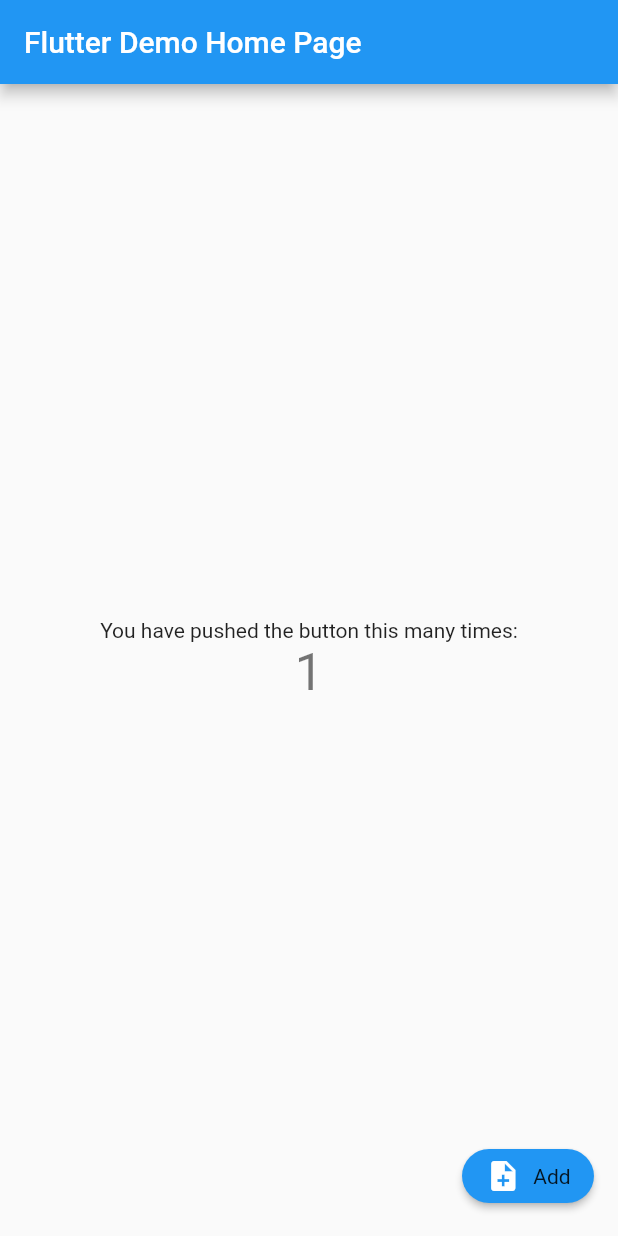
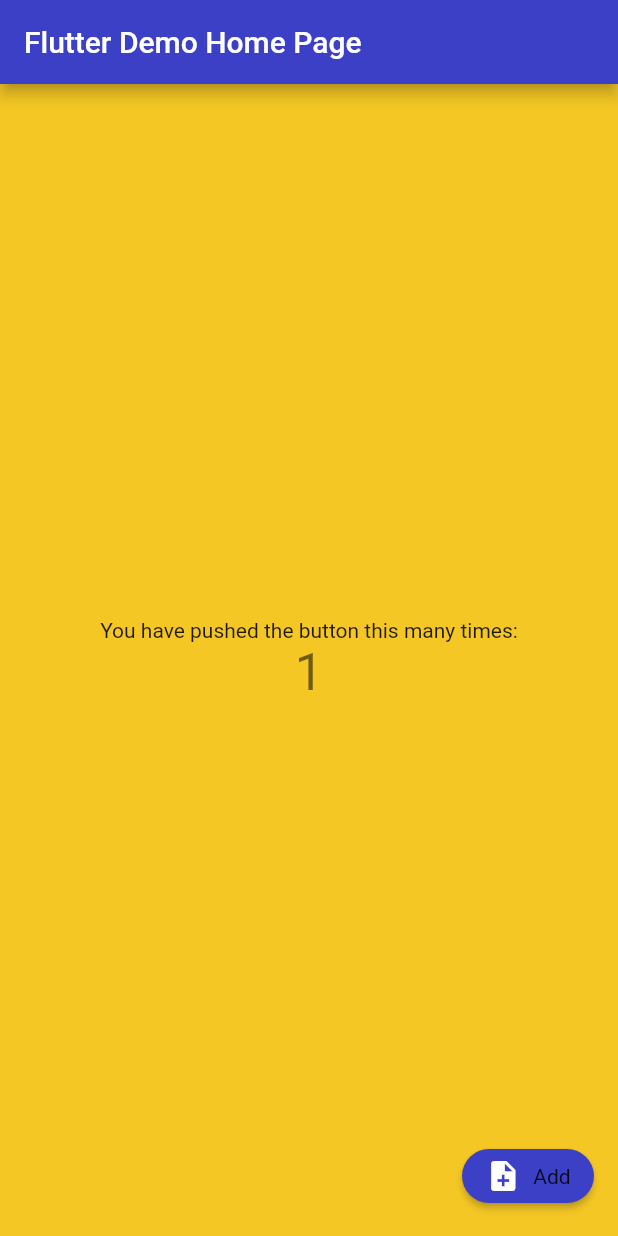
Before and after one commit to aditmodhvadia/notes_flutter, a Flutter app: the screen it shows after launch, after a tap on "Add", on a phone screen of 412 x 824 dp. Run offline on Flutter 3.47's test engine with Material 2 defaults, Android fonts, the phone set to English and light mode, and no system bars; our stand-ins replace shared_preferences.

```diff
--- a/lib/main.dart
+++ b/lib/main.dart
@@ -1,4 +1,5 @@
 import 'package:flutter/material.dart';
+import 'package:shared_preferences/shared_preferences.dart';
 
 void main() => runApp(new MyApp());
 
@@ -7,7 +8,7 @@ class MyApp extends StatelessWidget {
   @override
   Widget build(BuildContext context) {
     return new MaterialApp(
-      title: 'Flutter Demo',
+      title: 'Notes',
       theme: new ThemeData(
         primarySwatch: Colors.blue,
       ),
@@ -26,18 +27,25 @@ class MyHomePage extends StatefulWidget {
 }
 
 class _MyHomePageState extends State<MyHomePage> {
-  int _counter = 0;
+  int _counter;
 
-  void _incrementCounter() {
+  void _incrementCounter() async {
+    SharedPreferences prefs = await SharedPreferences.getInstance();
     setState(() {
-      _counter++;
+      _counter = (prefs.getInt('counter') ?? 0) + 1;
     });
+    await prefs.setInt('counter', _counter);
   }
+
+  final barColor = const Color(0xFF3C40C6);
+  final bgColor = const Color(0xFFF4C724);
 
   @override
   Widget build(BuildContext context) {
     return new Scaffold(
+        backgroundColor: bgColor,
         appBar: new AppBar(
+          backgroundColor: barColor,
           title: new Text(widget.title),
         ),
         body: new Center(
@@ -56,29 +64,20 @@ class _MyHomePageState extends State<MyHomePage> {
         ),
         floatingActionButton: RawMaterialButton(
           onPressed: _incrementCounter,
-          fillColor: Colors.blue,
+          fillColor: barColor,
           splashColor: Colors.orange,
           shape: StadiumBorder(),
           child: Row(
             mainAxisSize: MainAxisSize.min,
             children: const <Widget>[
-              Icon(Icons.note_add, color: Colors.white,),
+              Icon(
+                Icons.note_add,
+                color: Colors.white,
+              ),
               SizedBox(width: 8.0),
               Text('Add')
             ],
           ),
-        )
-
-        // new FloatingActionButton(
-        //   onPressed: _incrementCounter,
-        //   tooltip: 'Add Note',
-        //   child: Row(
-        //     children: <Widget>[
-        //       new Icon(Icons.note_add),
-        //       Text('Add')
-        //     ],
-        //   ),
-        // ),
-        );
+        ));
   }
 }
--- a/pubspec.yaml
+++ b/pubspec.yaml
@@ -19,6 +19,7 @@ dependencies:
   # The following adds the Cupertino Icons font to your application.
   # Use with the CupertinoIcons class for iOS style icons.
   cupertino_icons: ^0.1.2
+  shared_preferences:
 
 dev_dependencies:
   flutter_test:
```
Also changed, not shown: pubspec.lock.
